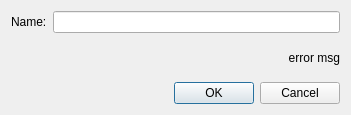
This is DesignerTool/src/Dialogs/DlgInputName.ui in GameOverture/HarmonyEngine as Qt 5 draws it before an edit. The edited form follows.
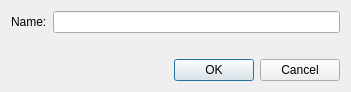
This is the edited form.

```diff
--- a/DesignerTool/src/Dialogs/DlgInputName.ui
+++ b/DesignerTool/src/Dialogs/DlgInputName.ui
@@ -7,7 +7,7 @@
     <x>0</x>
     <y>0</y>
     <width>351</width>
-    <height>115</height>
+    <height>88</height>
    </rect>
   </property>
   <property name="windowTitle">
@@ -31,7 +31,7 @@
    <item>
     <widget class="QLabel" name="lblError">
      <property name="text">
-      <string>error msg</string>
+      <string/>
      </property>
      <property name="textFormat">
       <enum>Qt::AutoText</enum>
```
